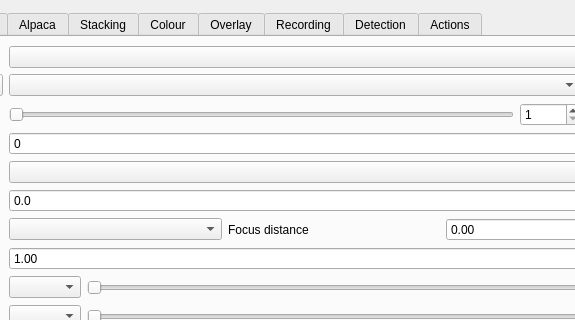
srcejon/sdrangel, file plugins/feature/camera/camerasettingsdialog.ui: the form before one commit; both pictures show x 129 to 704 and y 0 to 320 of the 810 by 791 pixel window.
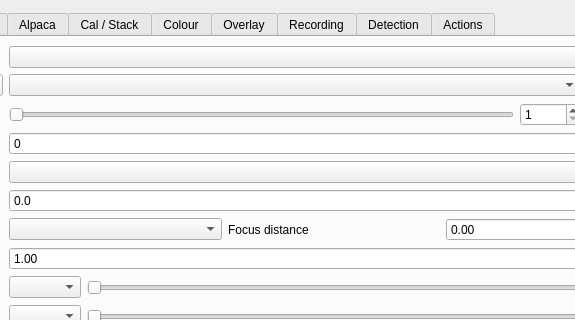
The form after the commit. Icons and pictures are not drawn.

What changed in the file:
```diff
--- a/plugins/feature/camera/camerasettingsdialog.ui
+++ b/plugins/feature/camera/camerasettingsdialog.ui
@@ -1120,7 +1120,7 @@
      </widget>
      <widget class="QWidget" name="stackingTab">
       <attribute name="title">
-       <string>Stacking</string>
+       <string>Cal / Stack</string>
       </attribute>
       <layout class="QVBoxLayout" name="verticalLayout_stacking">
        <item>
```
Left out of the diff: 212 changed lines with no effect on the pictures.
